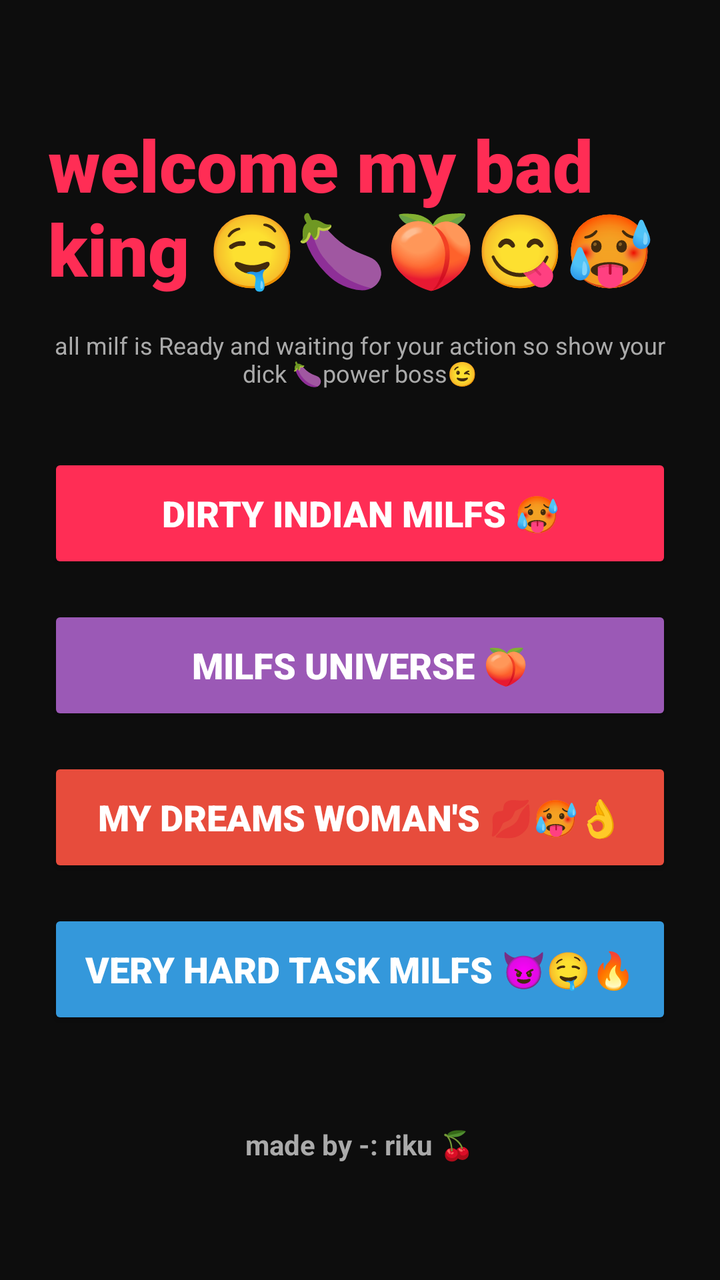
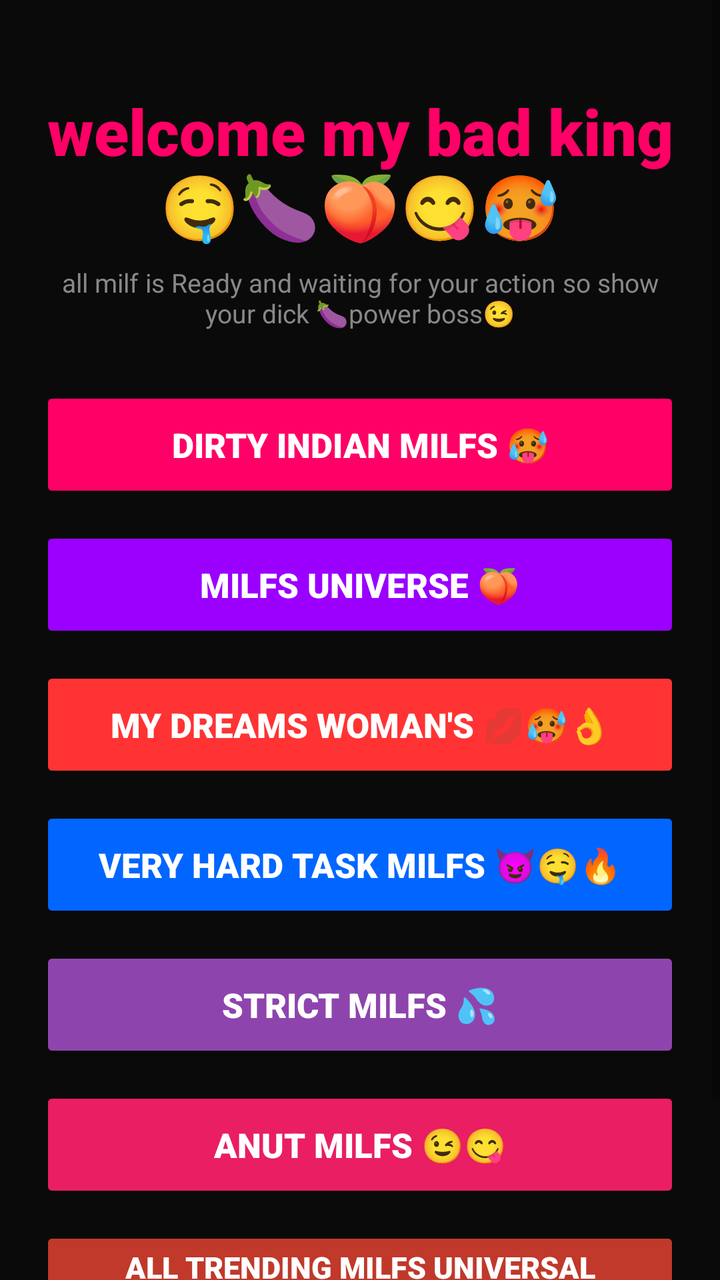

Compare the two renders of this Android layout. The source of the first and the diff that turns it into the second are given below.
<!-- AndroidManifest.xml: application theme Theme.AppCompat.Light.NoActionBar -->
<!-- res/layout/activity_main.xml -->
<?xml version="1.0" encoding="utf-8"?>
<LinearLayout xmlns:android="http://schemas.android.com/apk/res/android"
    android:layout_width="match_parent"
    android:layout_height="match_parent"
    android:orientation="vertical"
    android:background="#0D0D0D"
    android:gravity="center"
    android:padding="24dp">

    <TextView
        android:layout_width="wrap_content"
        android:layout_height="wrap_content"
        android:text="welcome my bad king 🤤🍆🍑😋🥵"
        android:textSize="36sp"
        android:textColor="#FF2D55"
        android:textStyle="bold"
        android:fontFamily="sans-serif-black"
        android:layout_marginBottom="16dp"/>

    <TextView
        android:layout_width="wrap_content"
        android:layout_height="wrap_content"
        android:text="all milf is Ready and waiting for your action so show your dick 🍆power boss😉"
        android:textSize="12sp"
        android:textColor="#AAAAAA"
        android:gravity="center"
        android:layout_marginBottom="32dp"/>

    <Button
        android:id="@+id/btnNormal"
        android:layout_width="match_parent"
        android:layout_height="60dp"
        android:text="Dirty indian MILFs 🥵"
        android:textSize="18sp"
        android:textColor="#FFFFFF"
        android:backgroundTint="#FF2D55"
        android:fontFamily="sans-serif-black"
        android:textStyle="bold"
        android:layout_marginBottom="16dp"/>

    <Button
        android:id="@+id/btnPro"
        android:layout_width="match_parent"
        android:layout_height="60dp"
        android:text="MILFs universe 🍑"
        android:textSize="18sp"
        android:textColor="#FFFFFF"
        android:backgroundTint="#9B59B6"
        android:fontFamily="sans-serif-black"
        android:textStyle="bold"
        android:layout_marginBottom="16dp"/>

    <Button
        android:id="@+id/btnBetter"
        android:layout_width="match_parent"
        android:layout_height="60dp"
        android:text="My dreams woman's 💋🥵👌"
        android:textSize="18sp"
        android:textColor="#FFFFFF"
        android:backgroundTint="#E74C3C"
        android:fontFamily="sans-serif-black"
        android:textStyle="bold"
        android:layout_marginBottom="16dp"/>

    <Button
        android:id="@+id/btnAdvance"
        android:layout_width="match_parent"
        android:layout_height="60dp"
        android:text="Very Hard task MILFs 😈🤤🔥"
        android:textSize="18sp"
        android:textColor="#FFFFFF"
        android:backgroundTint="#3498DB"
        android:fontFamily="sans-serif-black"
        android:textStyle="bold"/>

    <TextView
        android:id="@+id/madeBy"
        android:layout_width="wrap_content"
        android:layout_height="wrap_content"
        android:text="made by -: riku 🍒"
        android:textSize="14sp"
        android:textColor="#AAAAAA"
        android:textStyle="bold"
        android:layout_marginTop="48dp"/>
</LinearLayout>
<!-- resources referenced by this layout -->
<resources>

</resources>

<!-- the commit's change to res/layout/activity_main.xml (unified diff, before → after) -->
@@ -1,85 +1,129 @@
 <?xml version="1.0" encoding="utf-8"?>
-<LinearLayout xmlns:android="http://schemas.android.com/apk/res/android"
+<ScrollView xmlns:android="http://schemas.android.com/apk/res/android"
     android:layout_width="match_parent"
     android:layout_height="match_parent"
-    android:orientation="vertical"
-    android:background="#0D0D0D"
-    android:gravity="center"
-    android:padding="24dp">
+    android:background="#0A0A0A">
 
-    <TextView
-        android:layout_width="wrap_content"
+    <LinearLayout
+        android:layout_width="match_parent"
         android:layout_height="wrap_content"
-        android:text="welcome my bad king 🤤🍆🍑😋🥵"
-        android:textSize="36sp"
-        android:textColor="#FF2D55"
-        android:textStyle="bold"
-        android:fontFamily="sans-serif-black"
-        android:layout_marginBottom="16dp"/>
+        android:orientation="vertical"
+        android:gravity="center"
+        android:padding="20dp">
 
-    <TextView
-        android:layout_width="wrap_content"
-        android:layout_height="wrap_content"
-        android:text="all milf is Ready and waiting for your action so show your dick 🍆power boss😉"
-        android:textSize="12sp"
-        android:textColor="#AAAAAA"
-        android:gravity="center"
-        android:layout_marginBottom="32dp"/>
+        <TextView
+            android:layout_width="wrap_content"
+            android:layout_height="wrap_content"
+            android:text="welcome my bad king 🤤🍆🍑😋🥵"
+            android:textSize="32sp"
+            android:textColor="#FF0066"
+            android:textStyle="bold"
+            android:fontFamily="sans-serif-black"
+            android:gravity="center"
+            android:layout_marginTop="24dp"
+            android:layout_marginBottom="8dp"/>
 
-    <Button
-        android:id="@+id/btnNormal"
-        android:layout_width="match_parent"
-        android:layout_height="60dp"
-        android:text="Dirty indian MILFs 🥵"
-        android:textSize="18sp"
-        android:textColor="#FFFFFF"
-        android:backgroundTint="#FF2D55"
-        android:fontFamily="sans-serif-black"
-        android:textStyle="bold"
-        android:layout_marginBottom="16dp"/>
+        <TextView
+            android:layout_width="wrap_content"
+            android:layout_height="wrap_content"
+            android:text="all milf is Ready and waiting for your action so show your dick 🍆power boss😉"
+            android:textSize="13sp"
+            android:textColor="#888888"
+            android:gravity="center"
+            android:layout_marginBottom="28dp"/>
 
-    <Button
-        android:id="@+id/btnPro"
-        android:layout_width="match_parent"
-        android:layout_height="60dp"
-        android:text="MILFs universe 🍑"
-        android:textSize="18sp"
-        android:textColor="#FFFFFF"
-        android:backgroundTint="#9B59B6"
-        android:fontFamily="sans-serif-black"
-        android:textStyle="bold"
-        android:layout_marginBottom="16dp"/>
+        <Button
+            android:id="@+id/btnNormal"
+            android:layout_width="match_parent"
+            android:layout_height="58dp"
+            android:text="Dirty indian MILFs 🥵"
+            android:textSize="17sp"
+            android:textColor="#FFFFFF"
+            android:backgroundTint="#FF0066"
+            android:fontFamily="sans-serif-black"
+            android:textStyle="bold"
+            android:layout_marginBottom="12dp"/>
 
-    <Button
-        android:id="@+id/btnBetter"
-        android:layout_width="match_parent"
-        android:layout_height="60dp"
-        android:text="My dreams woman's 💋🥵👌"
-        android:textSize="18sp"
-        android:textColor="#FFFFFF"
-        android:backgroundTint="#E74C3C"
-        android:fontFamily="sans-serif-black"
-        android:textStyle="bold"
-        android:layout_marginBottom="16dp"/>
+        <Button
+            android:id="@+id/btnPro"
+            android:layout_width="match_parent"
+            android:layout_height="58dp"
+            android:text="MILFs universe 🍑"
+            android:textSize="17sp"
+            android:textColor="#FFFFFF"
+            android:backgroundTint="#9B00FF"
+            android:fontFamily="sans-serif-black"
+            android:textStyle="bold"
+            android:layout_marginBottom="12dp"/>
 
-    <Button
-        android:id="@+id/btnAdvance"
-        android:layout_width="match_parent"
-        android:layout_height="60dp"
-        android:text="Very Hard task MILFs 😈🤤🔥"
-        android:textSize="18sp"
-        android:textColor="#FFFFFF"
-        android:backgroundTint="#3498DB"
-        android:fontFamily="sans-serif-black"
-        android:textStyle="bold"/>
+        <Button
+            android:id="@+id/btnBetter"
+            android:layout_width="match_parent"
+            android:layout_height="58dp"
+            android:text="My dreams woman's 💋🥵👌"
+            android:textSize="17sp"
+            android:textColor="#FFFFFF"
+            android:backgroundTint="#FF3333"
+            android:fontFamily="sans-serif-black"
+            android:textStyle="bold"
+            android:layout_marginBottom="12dp"/>
 
-    <TextView
-        android:id="@+id/madeBy"
-        android:layout_width="wrap_content"
-        android:layout_height="wrap_content"
-        android:text="made by -: riku 🍒"
-        android:textSize="14sp"
-        android:textColor="#AAAAAA"
-        android:textStyle="bold"
-        android:layout_marginTop="48dp"/>
-</LinearLayout>
+        <Button
+            android:id="@+id/btnAdvance"
+            android:layout_width="match_parent"
+            android:layout_height="58dp"
+            android:text="Very Hard task MILFs 😈🤤🔥"
+            android:textSize="17sp"
+            android:textColor="#FFFFFF"
+            android:backgroundTint="#0066FF"
+            android:fontFamily="sans-serif-black"
+            android:textStyle="bold"
+            android:layout_marginBottom="12dp"/>
+
+        <Button
+            android:id="@+id/btnStrict"
+            android:layout_width="match_parent"
+            android:layout_height="58dp"
+            android:text="STRICT MILFS 💦"
+            android:textSize="17sp"
+            android:textColor="#FFFFFF"
+            android:backgroundTint="#8E44AD"
+            android:fontFamily="sans-serif-black"
+            android:textStyle="bold"
+            android:layout_marginBottom="12dp"/>
+
+        <Button
+            android:id="@+id/btnAnut"
+            android:layout_width="match_parent"
+            android:layout_height="58dp"
+            android:text="Anut MILFs 😉😋"
+            android:textSize="17sp"
+            android:textColor="#FFFFFF"
+            android:backgroundTint="#E91E63"
+            android:fontFamily="sans-serif-black"
+            android:textStyle="bold"
+            android:layout_marginBottom="12dp"/>
+
+        <Button
+            android:id="@+id/btnTrending"
+            android:layout_width="match_parent"
+            android:layout_height="58dp"
+            android:text="All trending MILFs universal multiverse 😈💋💦"
+            android:textSize="15sp"
+            android:textColor="#FFFFFF"
+            android:backgroundTint="#C0392B"
+            android:fontFamily="sans-serif-black"
+            android:textStyle="bold"
+            android:layout_marginBottom="20dp"/>
+
+        <TextView
+            android:id="@+id/madeBy"
+            android:layout_width="wrap_content"
+            android:layout_height="wrap_content"
+            android:text="made by -: riku 🍒"
+            android:textSize="13sp"
+            android:textColor="#555555"
+            android:textStyle="bold"
+            android:layout_marginBottom="16dp"/>
+    </LinearLayout>
+</ScrollView>
